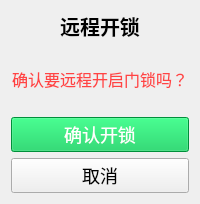
The window that src/widgets/unlockwidget.ui (yeisme/CrossControl) describes before a commit, drawn with Qt 5.
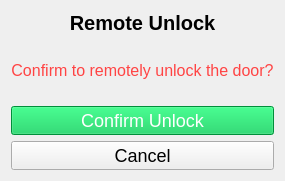
The same window after the commit.

Diff of the .ui file:
```diff
--- a/src/widgets/unlockwidget.ui
+++ b/src/widgets/unlockwidget.ui
@@ -9,7 +9,7 @@
       <string>font-size: 20px; font-weight: bold;</string>
      </property>
      <property name="text">
-      <string>远程开锁</string>
+     <string>Remote Unlock</string>
      </property>
      <property name="alignment">
       <set>Qt::AlignmentFlag::AlignCenter</set>
@@ -22,7 +22,7 @@
       <string>font-size: 16px; color: #ff4444; margin: 20px 0;</string>
      </property>
      <property name="text">
-      <string>确认要远程开启门锁吗？</string>
+     <string>Confirm to remotely unlock the door?</string>
      </property>
      <property name="alignment">
       <set>Qt::AlignmentFlag::AlignCenter</set>
@@ -35,7 +35,7 @@
       <string>font-size: 18px; background-color: #00C851; color: white;</string>
      </property>
      <property name="text">
-      <string>确认开锁</string>
+     <string>Confirm Unlock</string>
      </property>
     </widget>
    </item>
@@ -45,7 +45,7 @@
       <string>font-size: 18px;</string>
      </property>
      <property name="text">
-      <string>取消</string>
+     <string>Cancel</string>
      </property>
     </widget>
    </item>
```
Lines whose indentation alone changed are shown as unchanged.
